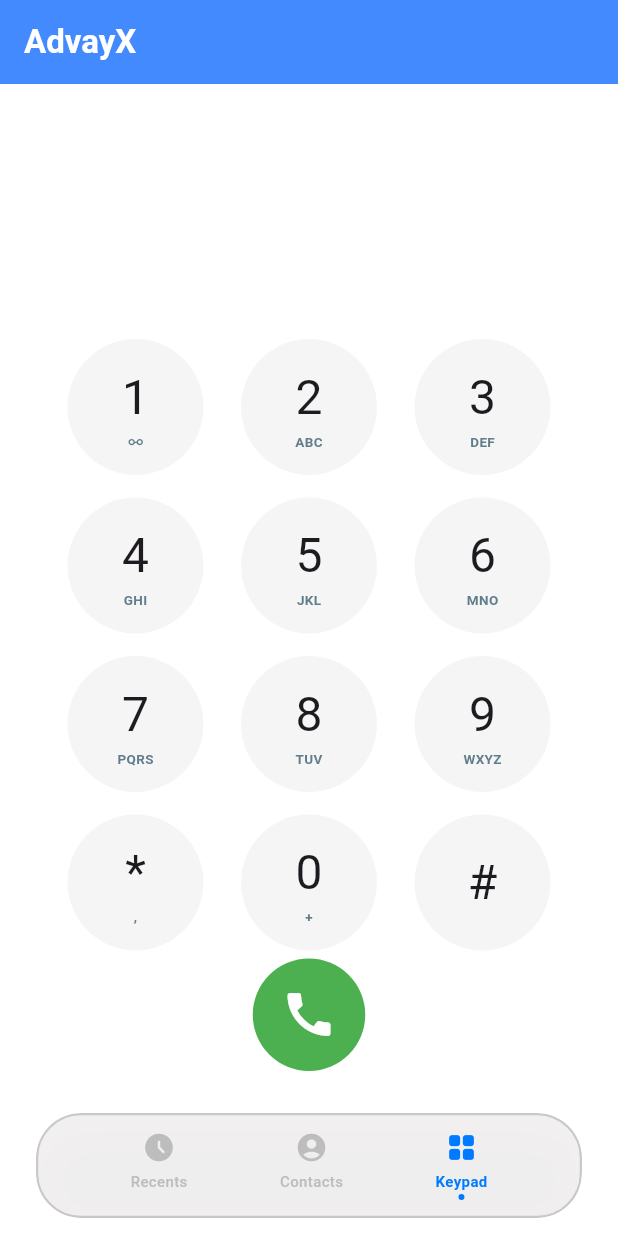
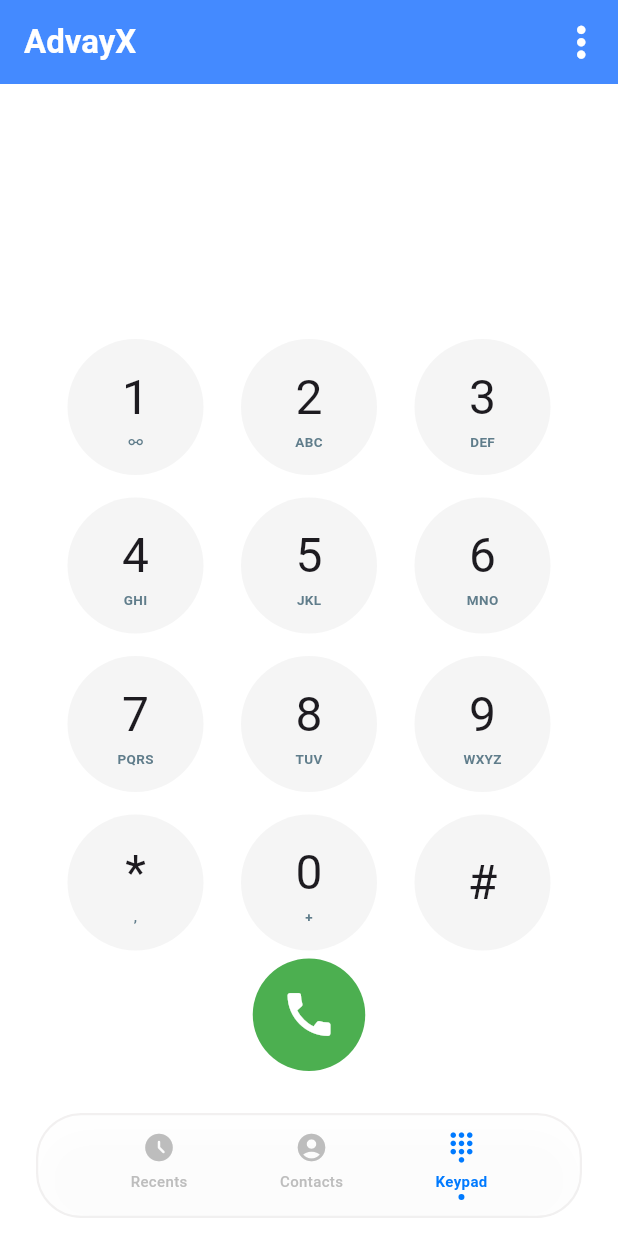
Before and after one commit to A3s-Parshav/DIALER, a Flutter app: the screen it shows after launch, on a phone screen of 412 x 824 dp. Run offline on Flutter 3.47's test engine with Material 3 defaults, Android fonts, the light colour scheme and no system bars; our stand-ins replace flutter_contacts, permission_handler, shared_preferences; missing offline and left inert: call_log.

```diff
--- a/lib/pages/homepage.dart
+++ b/lib/pages/homepage.dart
@@ -40,24 +40,59 @@ class _HomePageState extends State<HomePage> {
         actions: [
           if (_index == 0)
             IconButton(
-              icon: const Icon(Icons.add, color: Colors.white, size: 26),
+              icon: const Icon(Icons.add, color: Colors.white, size: 33),
               onPressed: () => Navigator.push(
                 context,
                 MaterialPageRoute(builder: (_) => const AddContactPage()),
               ),
             ),
-          // ✅ Navigation to the NEW page (Recordpage1)
-          if (_index == 2)
-            IconButton(
-              icon: const Icon(Icons.add, color: Colors.white, size: 26),
-              onPressed: () => Navigator.push(
-                context,
-                MaterialPageRoute(builder: (_) => const Recordpage1()),
-              ),
+
+
+    if (_index == 1)
+            PopupMenuButton<String>(
+               color: Colors.white,
+              icon: const Icon(Icons.more_vert_rounded, color: Colors.white, size: 33),
+              shape: RoundedRectangleBorder(borderRadius: BorderRadius.circular(12)),
+              onSelected: (String value) {
+                switch (value) {
+                  case 'recording':
+                    Navigator.push(
+                      context,
+                      MaterialPageRoute(builder: (_) => const Recordpage1()),
+                    );
+                    break;
+                  case 'others':
+
+                    print("Others clicked");
+                    break;
+                }
+              },
+              itemBuilder: (BuildContext context) => [
+                const PopupMenuItem<String>(
+
+                  value: 'recording',
+                  child: Row(
+                    children: [
+                      Icon(Icons.mic, color: Colors.blueAccent, size: 20),
+                      SizedBox(width: 12),
+                      Text("Call Record"),
+                    ],
+                  ),
+                ),
+                const PopupMenuItem<String>(
+                  value: 'others',
+                  child: Row(
+                    children: [
+                      Icon(Icons.more_horiz, color: Colors.grey, size: 20),
+                      SizedBox(width: 12),
+                      Text("Others"),
+                    ],
+                  ),
+                ),
+              ],
             ),
         ],
       ),
-
       body: IndexedStack(
         index: _index,
         children: _pages,
@@ -69,7 +104,6 @@ class _HomePageState extends State<HomePage> {
     );
   }
 }
-
 
 
 class HomeContent extends StatefulWidget {
@@ -144,7 +178,7 @@ class _HomeContentState extends State<HomeContent> {
                 ),
               ),
 
-              // ✅ Updated "Add to contacts" to actually navigate
+
               if (_controller.text.length >= 10)
                 GestureDetector(
                   onTap: () {
--- a/lib/widgets/bottom_nav.dart
+++ b/lib/widgets/bottom_nav.dart
@@ -22,14 +22,14 @@ class AdvancedBottomNav extends StatelessWidget {
           child: Container(
             height: 70, // Slightly shorter for a more compact look
             decoration: BoxDecoration(
-              color: const Color.fromARGB(255, 240, 238, 238).withOpacity(0.85),
+              color: const Color.fromARGB(255, 255, 255, 255).withOpacity(0.85),
               borderRadius: BorderRadius.circular(30),
               border: Border.all(
                 color: const Color.fromARGB(
                   255,
-                  111,
-                  109,
-                  109,
+                  214,
+                  209,
+                  209,
                 ).withOpacity(0.3),
                 width: 1.5,
               ),
@@ -59,7 +59,7 @@ class AdvancedBottomNav extends StatelessWidget {
                   onTap: onTap,
                 ),
                 _NavItem(
-                  icon: Icons.grid_view_rounded,
+                  icon: Icons.dialpad_sharp,
                   label: 'Keypad',
                   index: 1,
                   isSelected: currentIndex == 1,
```
Also changed, not shown: lib/pages/contactpage.dart (+6 -18 lines), pubspec.yaml (+7 -5 lines), 1 other file.
